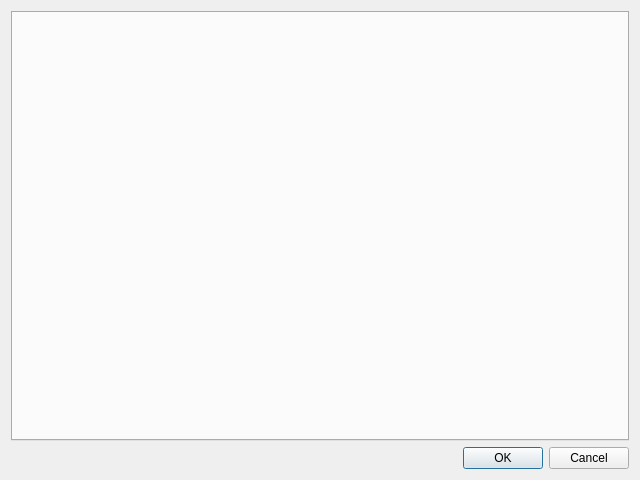
Qt form src/libs/shared/propertiesdialog.ui (esa/spacecreator) before a commit.
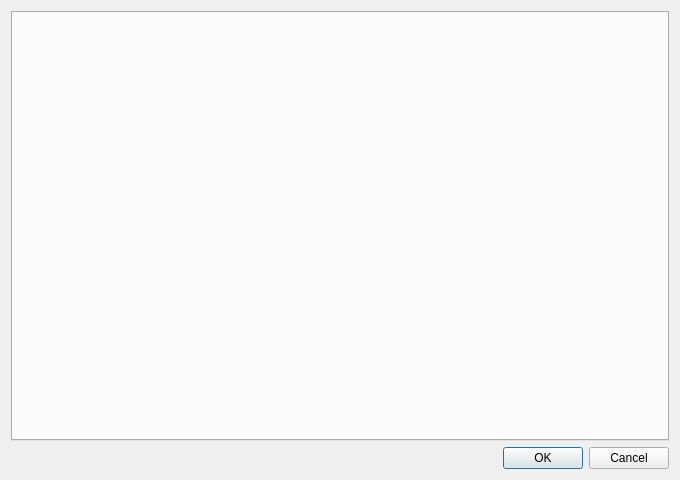
The same form after that commit.

Commit message: Properties dialog is wider now

What changed in the file:
```diff
--- a/src/libs/shared/propertiesdialog.ui
+++ b/src/libs/shared/propertiesdialog.ui
@@ -6,7 +6,7 @@
    <rect>
     <x>0</x>
     <y>0</y>
-    <width>640</width>
+    <width>680</width>
     <height>480</height>
    </rect>
   </property>
```
The commit also changes 1 other file.
